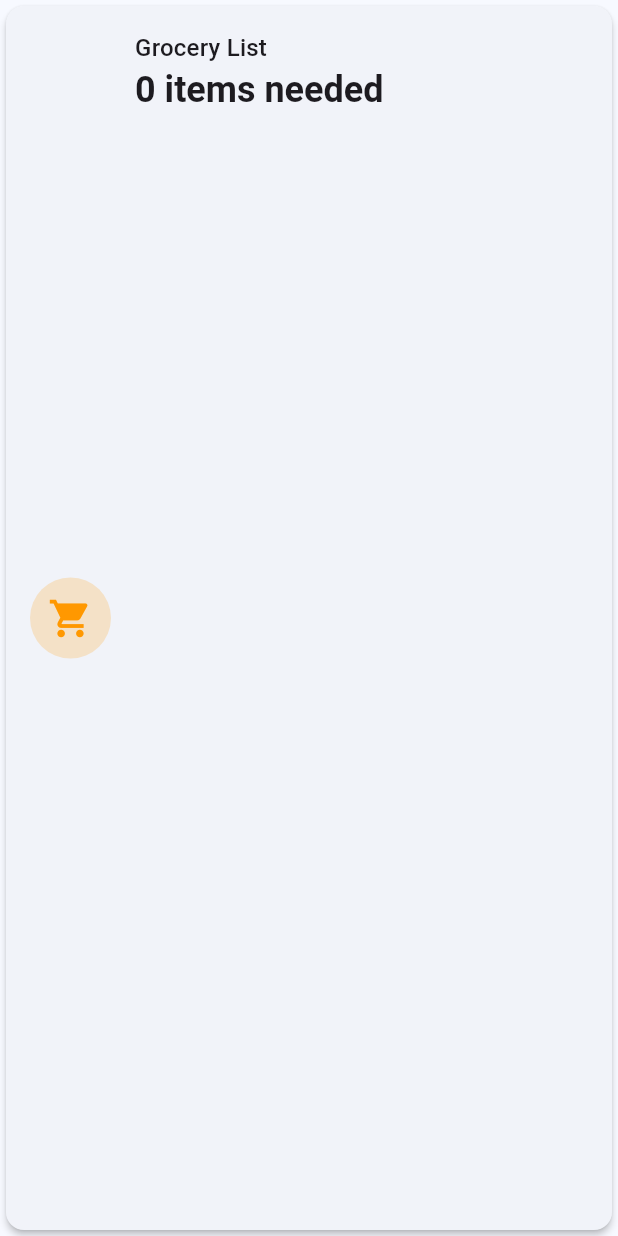
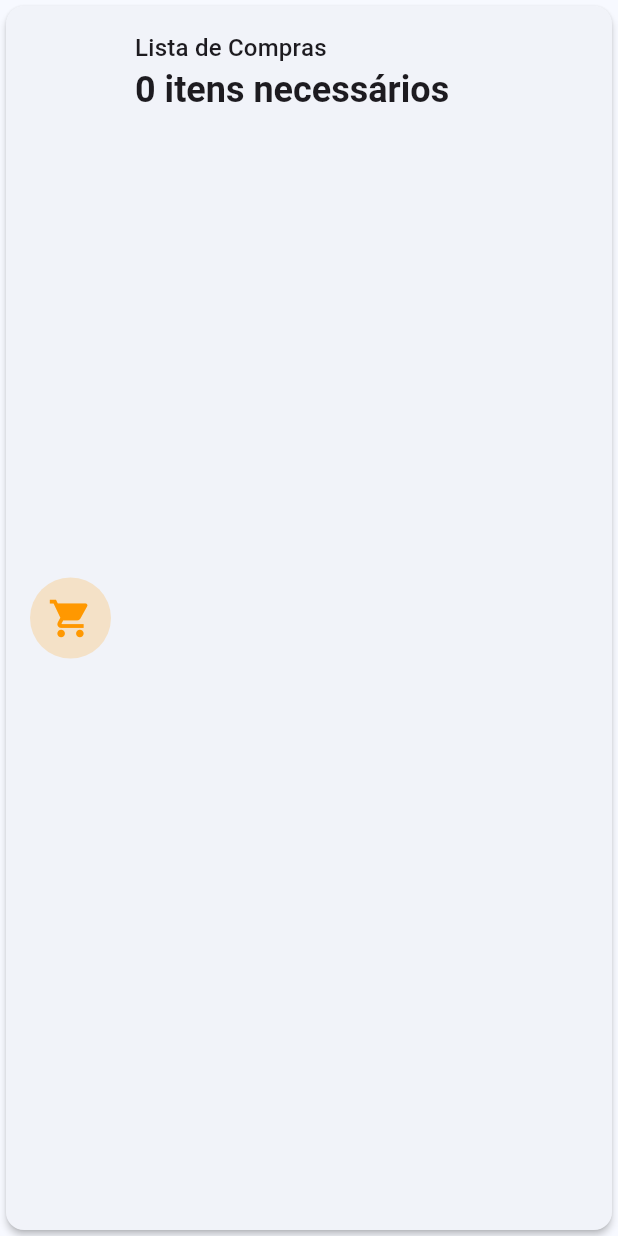
Before and after one commit to Edu-Fortes/flutter_family_planner, a Flutter app: the GrocerySummaryWidget widget shown alone on an empty page, opened directly, on a phone screen of 412 x 824 dp. Run offline on Flutter 3.47's test engine with Material 3 defaults, Android fonts, the phone set to English and light mode, and no system bars; our stand-ins replace flutter_colorpicker, flutter_dotenv, flutter_riverpod, go_router, google_fonts, supabase_flutter and 1 more; missing offline and left inert: syncfusion_localizations; accounts and stored records are empty.

Commit message:
refact(grocery): Update GrocerySummaryWidget for Portuguese localization

```diff
--- a/lib/features/dashboard/presentation/widgets/grocery_summary_widget.dart
+++ b/lib/features/dashboard/presentation/widgets/grocery_summary_widget.dart
@@ -1,4 +1,3 @@
-// lib/features/dashboard/presentation/widgets/grocery_summary_widget.dart
 import 'package:flutter/material.dart';
 import 'package:flutter_riverpod/flutter_riverpod.dart';
 import '../../data/dashboard_repository.dart';
@@ -33,17 +32,17 @@ class GrocerySummaryWidget extends ConsumerWidget {
               crossAxisAlignment: CrossAxisAlignment.start,
               children: [
                 Text(
-                  'Grocery List',
+                  'Lista de Compras',
                   style: Theme.of(context).textTheme.titleMedium,
                 ),
                 countAsync.when(
                   data: (count) => Text(
-                    '$count items needed',
+                    '$count itens necessários',
                     style: Theme.of(context).textTheme.headlineSmall?.copyWith(
                       fontWeight: FontWeight.bold,
                     ),
                   ),
-                  loading: () => const Text('Loading...'),
+                  loading: () => const Text('Carregando...'),
                   error: (_, _) => const Text('--'),
                 ),
               ],
```
